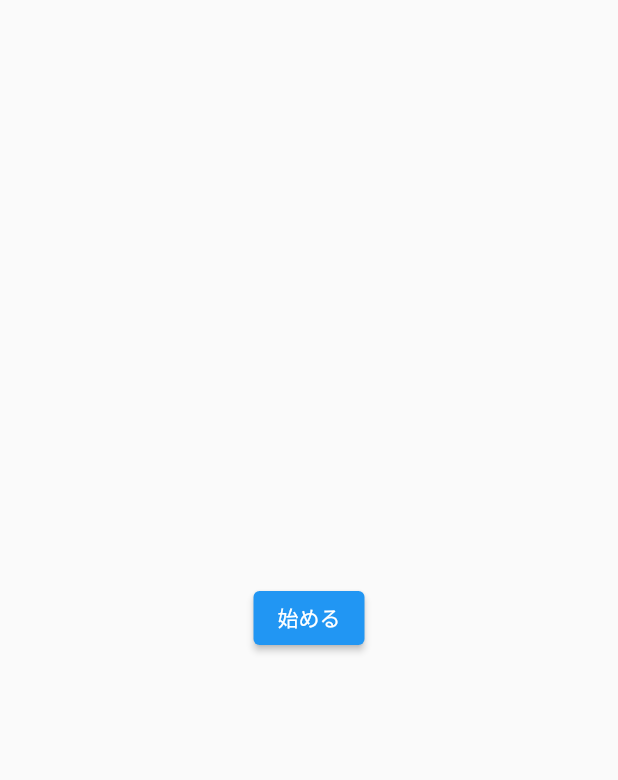
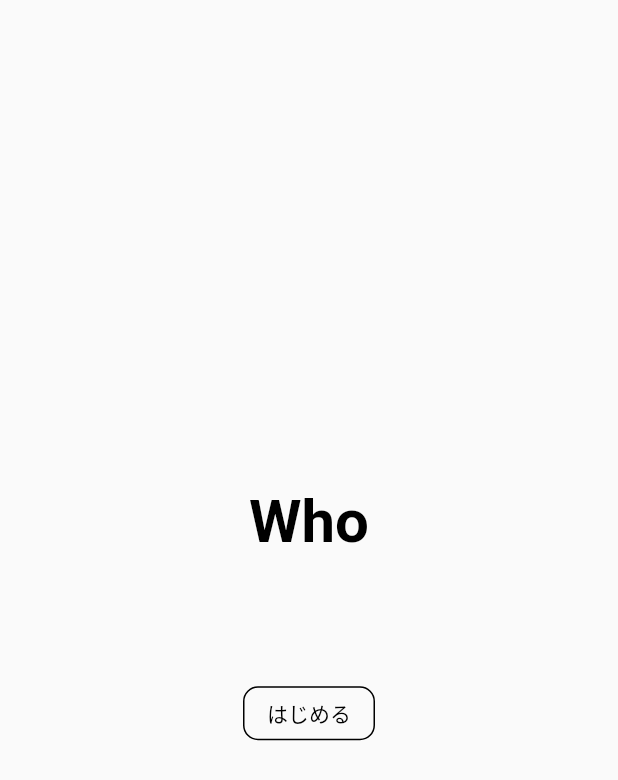
Before and after one commit to taiseidev/chat-functions-sample, a Flutter app: the screen it shows after launch, on a phone screen of 412 x 824 dp. Shown: the top 780 px of the screen. Run offline on Flutter 3.47's test engine with Material 2 defaults, Android fonts, the phone set to English and light mode, and no system bars; our stand-ins replace cloud_firestore, file_picker, firebase_auth, firebase_core, flutter_chat_types, flutter_chat_ui and 7 more; accounts and stored records are empty.

Commit message:
ThemeExtensionを作成

```diff
--- /dev/null
+++ b/lib/components/normal_button.dart
@@ -0,0 +1,32 @@
+import 'package:chat_functions_app/theme/normal_button_style.dart';
+import 'package:flutter/material.dart';
+
+class NormalButton extends StatelessWidget {
+  const NormalButton({
+    Key? key,
+    this.style,
+    required this.onTap,
+  }) : super(key: key);
+
+  final NormalButtonStyle? style;
+  final VoidCallback onTap;
+
+  @override
+  Widget build(BuildContext context) {
+    final defaultStyle = Theme.of(context).extension<NormalButtonStyle>();
+    final title = style?.title ?? defaultStyle?.title;
+    final primaryColor = style?.primaryColor ?? defaultStyle?.primaryColor;
+    final borderRadius = style?.borderRadius ?? defaultStyle?.borderRadius;
+    return OutlinedButton(
+      style: OutlinedButton.styleFrom(
+        primary: primaryColor,
+        shape: RoundedRectangleBorder(
+          borderRadius: BorderRadius.circular(borderRadius!),
+        ),
+        side: const BorderSide(),
+      ),
+      onPressed: () => onTap,
+      child: Text(title!),
+    );
+  }
+}
--- a/lib/main.dart
+++ b/lib/main.dart
@@ -1,7 +1,6 @@
 import 'package:chat_functions_app/firebase_options.dart';
-import 'package:chat_functions_app/screen/chat_screen.dart';
-import 'package:chat_functions_app/screen/home_screen.dart';
-import 'package:chat_functions_app/screen/top_screen.dart';
+import 'package:chat_functions_app/presentation/pages/top/top_page.dart';
+import 'package:chat_functions_app/theme/normal_button_style.dart';
 import 'package:firebase_core/firebase_core.dart';
 import 'package:flutter/material.dart';
 import 'package:flutter_riverpod/flutter_riverpod.dart';
@@ -24,9 +23,25 @@ class MyApp extends StatelessWidget {
 
   @override
   Widget build(BuildContext context) {
-    return const MaterialApp(
+    return MaterialApp(
       debugShowCheckedModeBanner: false,
-      home: TopScreen(),
+      theme: ThemeData(
+        textTheme: const TextTheme(
+          bodyText2: TextStyle(
+            fontSize: 40,
+            color: Colors.black,
+            fontWeight: FontWeight.bold,
+          ),
+        ),
+        extensions: const <ThemeExtension<dynamic>>[
+          NormalButtonStyle(
+            title: 'はじめる',
+            borderRadius: 10,
+            primaryColor: Colors.black,
+          )
+        ],
+      ),
+      home: const TopScreen(),
     );
   }
 }
--- a/lib/screen/chat_list.dart
+++ b/lib/presentation/pages/chat_list.dart
@@ -1,4 +1,4 @@
-import 'package:chat_functions_app/screen/chat_screen.dart';
+import 'package:chat_functions_app/presentation/pages/chat_screen.dart';
 import 'package:flutter/material.dart';
 
 class ChatList extends StatelessWidget {
--- /dev/null
+++ b/lib/presentation/pages/top/top_page.dart
@@ -0,0 +1,13 @@
+import 'package:chat_functions_app/presentation/pages/top/top_page_body.dart';
+import 'package:flutter/material.dart';
+
+class TopScreen extends StatelessWidget {
+  const TopScreen({Key? key}) : super(key: key);
+
+  @override
+  Widget build(BuildContext context) {
+    return const Scaffold(
+      body: TopPageBody(),
+    );
+  }
+}
--- /dev/null
+++ b/lib/presentation/pages/top/top_page_body.dart
@@ -0,0 +1,28 @@
+import 'package:chat_functions_app/components/normal_button.dart';
+import 'package:chat_functions_app/state/top_view_model.dart';
+import 'package:flutter/material.dart';
+import 'package:flutter_riverpod/flutter_riverpod.dart';
+
+class TopPageBody extends ConsumerWidget {
+  const TopPageBody({Key? key}) : super(key: key);
+
+  @override
+  Widget build(BuildContext context, WidgetRef ref) {
+    return Center(
+      child: Column(
+        mainAxisAlignment: MainAxisAlignment.center,
+        children: [
+          const Text(
+            'Who',
+          ),
+          const SizedBox(
+            height: 80,
+          ),
+          NormalButton(
+            onTap: () => ref.read(registerUserProvider),
+          ),
+        ],
+      ),
+    );
+  }
+}
--- a/lib/screen/top_screen.dart
+++ /dev/null
@@ -1,40 +0,0 @@
-import 'package:chat_functions_app/screen/home_screen.dart';
-import 'package:cloud_firestore/cloud_firestore.dart';
-import 'package:firebase_auth/firebase_auth.dart';
-import 'package:flutter/material.dart';
-
-class TopScreen extends StatelessWidget {
-  const TopScreen({Key? key}) : super(key: key);
-
-  Future<void> registerUserData() async {
-    final auth = FirebaseAuth.instance;
-    try {
-      final user = await auth.signInAnonymously();
-      final uid = user.user!.uid;
-      await FirebaseFirestore.instance.collection('user').doc(uid).set({
-        'id': uid,
-        'createdAt': DateTime.now(),
-        'updatedAt': DateTime.now()
-      });
-    } catch (e) {}
-  }
-
-  @override
-  Widget build(BuildContext context) {
-    return Scaffold(
-      body: Center(
-        child: ElevatedButton(
-          onPressed: () async {
-            await registerUserData();
-            Navigator.of(context).pushReplacement(
-              MaterialPageRoute(
-                builder: (_) => const HomeScreen(),
-              ),
-            );
-          },
-          child: const Text('始める'),
-        ),
-      ),
-    );
-  }
-}
--- /dev/null
+++ b/lib/theme/normal_button_style.dart
@@ -0,0 +1,36 @@
+import 'package:flutter/material.dart';
+
+class NormalButtonStyle extends ThemeExtension<NormalButtonStyle> {
+  const NormalButtonStyle({
+    Key? key,
+    this.primaryColor,
+    this.borderRadius,
+    this.title,
+  }) : super();
+
+  final Color? primaryColor;
+  final double? borderRadius;
+  final String? title;
+  @override
+  ThemeExtension<NormalButtonStyle> copyWith({
+    Color? primaryColor,
+    double? borderRadius,
+    String? title,
+  }) =>
+      NormalButtonStyle(
+        primaryColor: primaryColor ?? this.primaryColor,
+        borderRadius: borderRadius ?? this.borderRadius,
+        title: title ?? this.title,
+      );
+
+  @override
+  ThemeExtension<NormalButtonStyle> lerp(
+      ThemeExtension<NormalButtonStyle>? other, double t) {
+    if (other is! NormalButtonStyle) {
+      return this;
+    }
+    return NormalButtonStyle(
+      primaryColor: Color.lerp(primaryColor, other.primaryColor, t),
+    );
+  }
+}
--- a/lib/viewModel/chat_view_model.dart
+++ b/lib/viewModel/chat_view_model.dart
@@ -21,9 +21,7 @@ final chatViewModelProvider =
 );
 
 class ChatViewModel extends StateNotifier<List<types.Message>> {
-  ChatViewModel(this.ref) : super([]) {
-    // fetchChatMessage();
-  }
+  ChatViewModel(this.ref) : super([]) {}
 
   Ref ref;
 
```
Also changed, not shown: lib/presentation/pages/home_screen.dart (added, +38 -0 lines), lib/screen/home_screen.dart (deleted, +0 -57 lines), lib/state/top_view_model.dart (added, +18 -0 lines), lib/presentation/pages/account_screen.dart (renamed from lib/screen/account_screen.dart), lib/presentation/pages/chat_screen.dart (renamed from lib/screen/chat_screen.dart), lib/presentation/pages/setting_screen.dart (renamed from lib/screen/setting_screen.dart).
